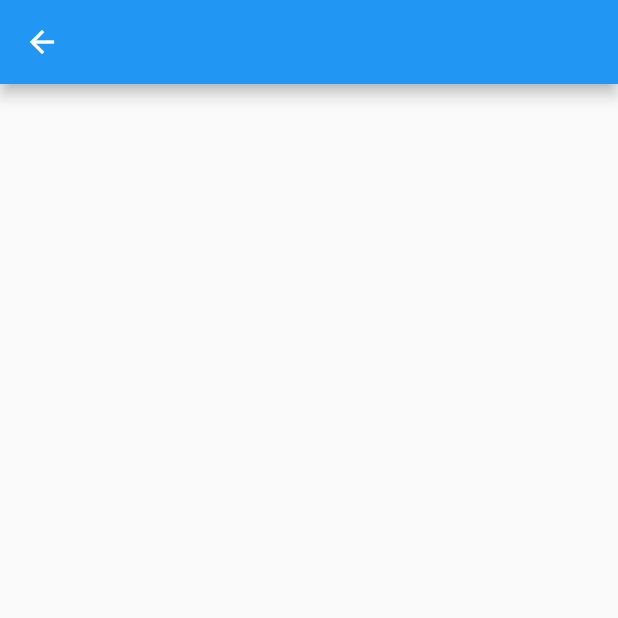
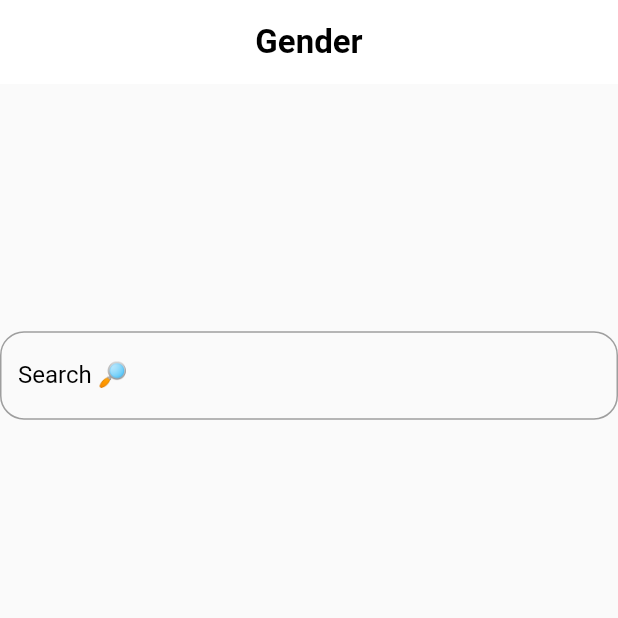
Before and after one commit to mostafaramadanhamed/genderize, a Flutter app: the HomeScreen screen opened directly, on a phone screen of 412 x 824 dp, the top half of it. Run offline on Flutter 3.47's test engine with Material 2 defaults, Android fonts, the phone set to English and light mode, and no system bars.

Commit message:
add text field

```diff
--- a/lib/main.dart
+++ b/lib/main.dart
@@ -1,4 +1,5 @@
 import 'package:flutter/material.dart';
+import 'package:genderize/view/home_screen.dart';
 
 void main() {
   runApp(const MyApp());
@@ -10,8 +11,9 @@ class MyApp extends StatelessWidget {
   // This widget is the root of your application.
   @override
   Widget build(BuildContext context) {
-    return MaterialApp(
-      home:
+    return const MaterialApp(
+      debugShowCheckedModeBanner: false,
+      home:HomeScreen(),
     );
   }
 }
--- a/lib/view/home_screen.dart
+++ b/lib/view/home_screen.dart
@@ -1,4 +1,5 @@
 import 'package:flutter/material.dart';
+import 'package:genderize/view/widget/custom_text_field.dart';
 
 class HomeScreen extends StatelessWidget {
   const HomeScreen({Key? key}) : super(key: key);
@@ -6,7 +7,32 @@ class HomeScreen extends StatelessWidget {
   @override
   Widget build(BuildContext context) {
     return Scaffold(
-      appBar: AppBar(),
+      appBar: buildAppBar(),
+      body: Column(
+        children: [
+          SizedBox(
+            height: MediaQuery.of(context).size.height/5,
+            width: MediaQuery.of(context).size.width,
+          ),
+          CustomTextFiled(hint: 'Search 🔎',
+            onSubmit: (va){
+            // add function
+          },)
+        ],
+      ),
+    );
+  }
+
+  AppBar buildAppBar() {
+    return AppBar(
+      title: const Text('Gender',style: TextStyle(
+        color: Colors.black,
+        fontSize: 22,
+        fontWeight: FontWeight.bold
+      ),),
+      backgroundColor: Colors.white,
+      centerTitle: true,
+      elevation: 0.0,
     );
   }
 }
--- /dev/null
+++ b/lib/view/widget/custom_text_field.dart
@@ -0,0 +1,46 @@
+
+import 'package:flutter/material.dart';
+class CustomTextFiled extends StatelessWidget {
+  const CustomTextFiled({Key? key,
+    this.onSubmit ,
+    required this.hint,
+  }) : super(key: key) ;
+
+  final String ?hint;
+
+  final Function(String) ? onSubmit;
+
+  @override
+  Widget build(BuildContext context) {
+    return Center(
+      child: TextFormField(
+        keyboardType: TextInputType.text,
+        onFieldSubmitted: onSubmit,
+        cursorColor: Colors.black,
+        decoration: InputDecoration(
+          //  fillColor: SBackgroundColor,
+            labelText: hint,
+            labelStyle:const TextStyle(
+                color: Colors.black
+            ),
+            errorBorder:buildBorder(border: 16, color: Colors.red),
+            focusedBorder: buildBorder(border: 16, color: Colors.black),
+            enabledBorder: buildBorder(border: 16, color: Colors.grey),
+            border:buildBorder(border: 16, color: Colors.grey)
+        ),
+      ),
+    );
+  }
+
+  OutlineInputBorder buildBorder({
+    required double border,
+    required Color color,
+  }) {
+    return OutlineInputBorder(
+        borderSide:  BorderSide(
+          color: color,
+        ),
+        borderRadius: BorderRadius.circular(border)
+    );
+  }
+}
```
